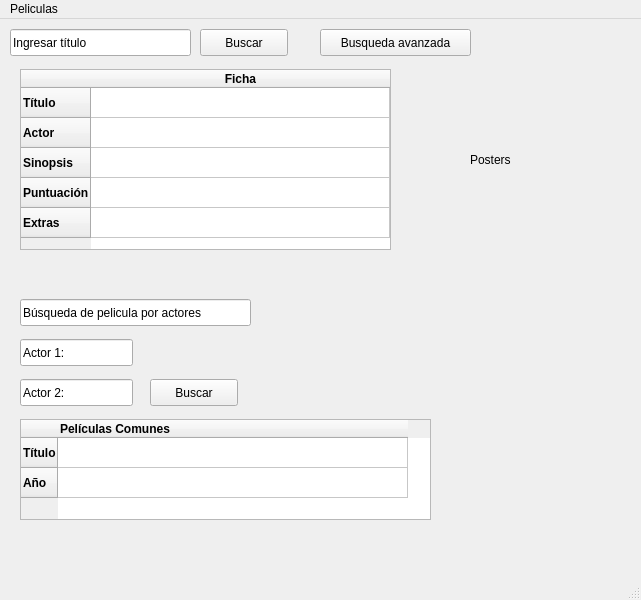
Qt form ui/peliculas.ui (Rapers2005/tp3_Busqueda_Peliculas) before a commit.
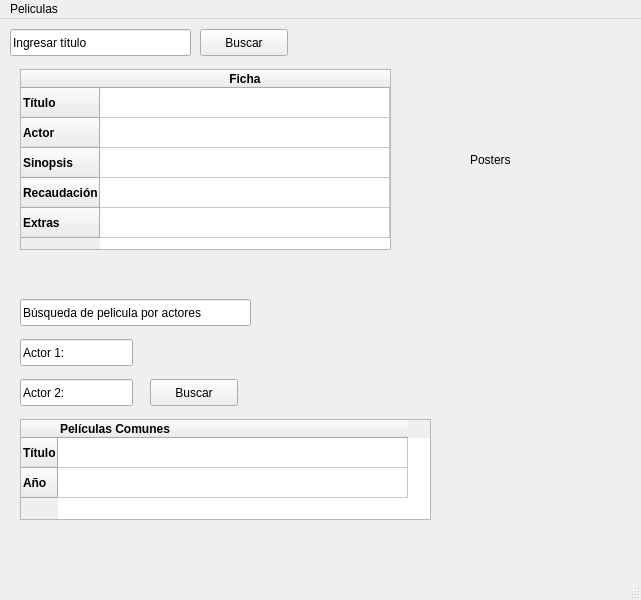
The same form after that commit.

Commit message: Actualización de .gitignore y ui/peliculas.ui

The edit to the form file:
```diff
--- a/ui/peliculas.ui
+++ b/ui/peliculas.ui
@@ -85,7 +85,7 @@
     </row>
     <row>
      <property name="text">
-      <string>Puntuación</string>
+      <string>Recaudación</string>
      </property>
      <property name="font">
       <font>
@@ -292,19 +292,6 @@
      <enum>Qt::MarkdownText</enum>
     </property>
    </widget>
-   <widget class="QPushButton" name="pushButtonCargarJSON">
-    <property name="geometry">
-     <rect>
-      <x>320</x>
-      <y>10</y>
-      <width>151</width>
-      <height>27</height>
-     </rect>
-    </property>
-    <property name="text">
-     <string>Busqueda avanzada</string>
-    </property>
-   </widget>
   </widget>
   <widget class="QMenuBar" name="menubar">
    <property name="geometry">
```
Left out of the diff: 2 changed lines with no effect on the pictures. The commit also changes 1 other file.
